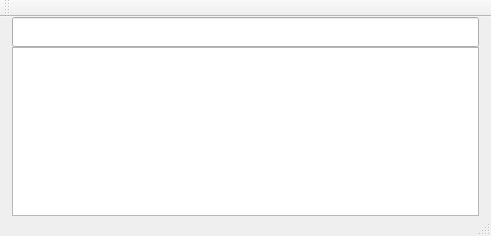
Qt form Clipboard/clipboard.ui (capp-adocia/Memory-Link-Board) before a commit.
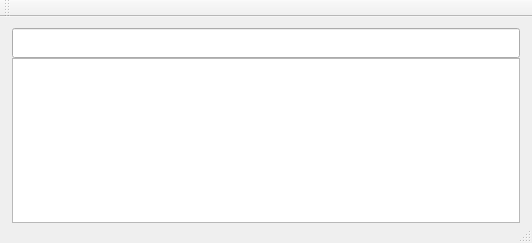
The same form after that commit. The open tabs and pages were chosen to show the change.

The edit to the form file:
```diff
--- a/Clipboard/clipboard.ui
+++ b/Clipboard/clipboard.ui
@@ -6,8 +6,8 @@
    <rect>
     <x>0</x>
     <y>0</y>
-    <width>491</width>
-    <height>236</height>
+    <width>532</width>
+    <height>243</height>
    </rect>
   </property>
   <property name="font">
@@ -41,9 +41,6 @@
     <property name="leftMargin">
      <number>12</number>
     </property>
-    <property name="topMargin">
-     <number>0</number>
-    </property>
     <property name="rightMargin">
      <number>12</number>
     </property>
@@ -54,6 +51,25 @@
      <number>0</number>
     </property>
     <item row="0" column="0">
+     <widget class="QLineEdit" name="SearchEdit">
+      <property name="minimumSize">
+       <size>
+        <width>0</width>
+        <height>30</height>
+       </size>
+      </property>
+      <property name="font">
+       <font>
+        <pointsize>13</pointsize>
+        <stylestrategy>PreferAntialias</stylestrategy>
+       </font>
+      </property>
+      <property name="text">
+       <string/>
+      </property>
+     </widget>
+    </item>
+    <item row="1" column="0">
      <widget class="QStackedWidget" name="stackedWidget_2">
       <property name="currentIndex">
        <number>0</number>
@@ -75,28 +91,9 @@
         <property name="spacing">
          <number>0</number>
         </property>
-        <item row="1" column="0">
+        <item row="3" column="0">
          <widget class="QTextBrowser" name="textBrowser"/>
         </item>
-        <item row="0" column="0">
-         <widget class="QLineEdit" name="SearchEdit">
-          <property name="minimumSize">
-           <size>
-            <width>0</width>
-            <height>30</height>
-           </size>
-          </property>
-          <property name="font">
-           <font>
-            <pointsize>13</pointsize>
-            <stylestrategy>PreferAntialias</stylestrategy>
-           </font>
-          </property>
-          <property name="text">
-           <string/>
-          </property>
-         </widget>
-        </item>
        </layout>
       </widget>
       <widget class="QWidget" name="DocumentPage">
```
Left out of the diff: 4 changed lines with no effect on the pictures.
